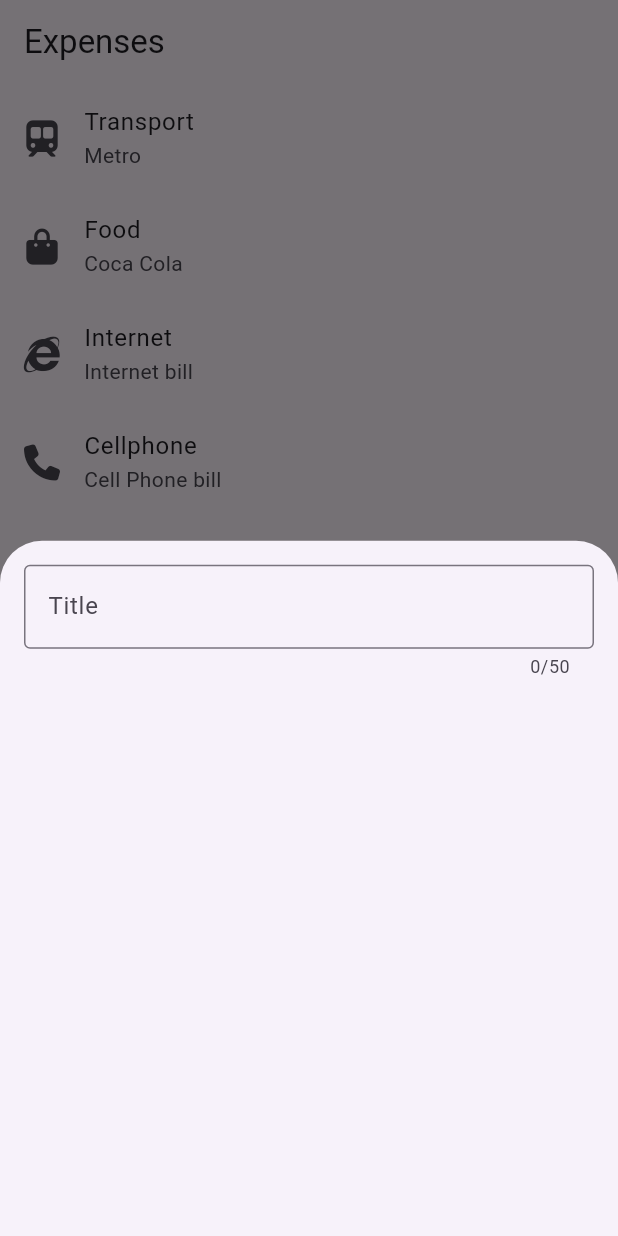
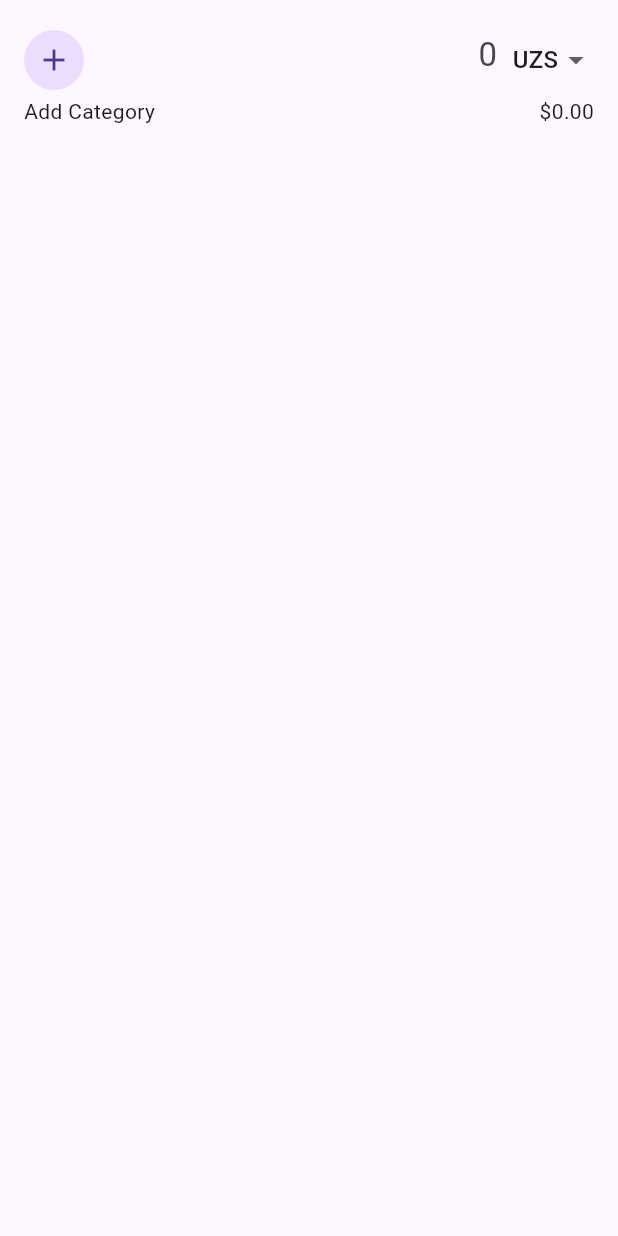
Before and after one commit to IlyasMukatdisov/expense_tracker, a Flutter app: the screen it shows after launch, after a tap on the "add" icon, on a phone screen of 412 x 824 dp. Run offline on Flutter 3.47's test engine with Material 2 defaults, Android fonts, the phone set to English and light mode, and no system bars; our stand-ins replace font_awesome_flutter.

Commit message:
added fields to newExpense

```diff
--- a/lib/features/expense/presentation/pages/expense_page.dart
+++ b/lib/features/expense/presentation/pages/expense_page.dart
@@ -4,14 +4,14 @@ import 'package:expense_tracker/features/expense/presentation/widgets/new_expens
 import 'package:flutter/material.dart';
 import 'package:font_awesome_flutter/font_awesome_flutter.dart';
 
-class ExpensePage extends StatefulWidget {
-  const ExpensePage({super.key});
+class ExpensesPage extends StatefulWidget {
+  const ExpensesPage({super.key});
 
   @override
-  State<ExpensePage> createState() => _ExpensePageState();
+  State<ExpensesPage> createState() => _ExpensesPageState();
 }
 
-class _ExpensePageState extends State<ExpensePage> {
+class _ExpensesPageState extends State<ExpensesPage> {
   final List<Expense> _expenses = [
     Expense(
       icon: FontAwesomeIcons.trainSubway,
@@ -50,15 +50,6 @@ class _ExpensePageState extends State<ExpensePage> {
     ),
   ];
 
-  void _openAddExpenseOverlay() {
-    showModalBottomSheet(
-      context: context,
-      builder: (ctx) {
-        return const NewExpense();
-      },
-    );
-  }
-
   @override
   Widget build(BuildContext contexts) {
     return Scaffold(
@@ -67,7 +58,13 @@ class _ExpensePageState extends State<ExpensePage> {
       ),
       body: ExpenseList(expenses: _expenses),
       floatingActionButton: FloatingActionButton(
-        onPressed: _openAddExpenseOverlay,
+        onPressed: () {
+          Navigator.of(context).push(
+            MaterialPageRoute(
+              builder: (context) => const NewExpense(),
+            ),
+          );
+        },
         child: const Icon(Icons.add),
       ),
     );
--- /dev/null
+++ b/lib/features/expense/presentation/widgets/expense_category_list.dart
@@ -0,0 +1,10 @@
+import 'package:flutter/material.dart';
+
+class ExpenseCategoryList extends StatelessWidget {
+  const ExpenseCategoryList({super.key});
+
+  @override
+  Widget build(BuildContext context) {
+    return const Placeholder();
+  }
+}
--- a/lib/features/expense/presentation/widgets/new_expense.dart
+++ b/lib/features/expense/presentation/widgets/new_expense.dart
@@ -1,6 +1,5 @@
-import 'dart:async';
-
 import 'package:expense_tracker/core/utils/utils.dart';
+import 'package:expense_tracker/features/expense/domain/entity/expense.dart';
 import 'package:flutter/material.dart';
 
 class NewExpense extends StatefulWidget {
@@ -11,20 +10,30 @@ class NewExpense extends StatefulWidget {
 }
 
 class _NewExpenseState extends State<NewExpense> {
-
-  late TextEditingController _titleController;
+  final exchangeRate = 1 / 11400;
+  late TextEditingController _amountController;
+  ExpenseCategory? category;
+  double? dollarAmount = 0.0;
 
   final _debouncer = Debouncer(milliseconds: 1000);
 
   @override
   initState() {
-    _titleController = TextEditingController();
-    _titleController.addListener(
+    _amountController = TextEditingController();
+    _amountController.addListener(
       () {
         _debouncer.run(
           () {
             debugPrint(
-              _titleController.text,
+              _amountController.text,
+            );
+            setState(
+              () {
+                final amount = double.tryParse(_amountController.text.trim());
+                amount != null
+                    ? dollarAmount = amount * exchangeRate
+                    : dollarAmount = null;
+              },
             );
           },
         );
@@ -35,26 +44,84 @@ class _NewExpenseState extends State<NewExpense> {
 
   @override
   dispose() {
-    _titleController.dispose();
+    _amountController.dispose();
     super.dispose();
+  }
+
+  void _openAddCategoryOverlay() {
+    showModalBottomSheet(
+      context: context,
+      builder: (ctx) {
+        return const Text('Test');
+      },
+    );
   }
 
   @override
   Widget build(BuildContext context) {
-    return Padding(
+    return Scaffold(
+      body: Padding(
         padding: const EdgeInsets.all(16.0),
         child: Column(
           children: [
-          TextField(
-            maxLength: 50,
-            controller: _titleController,
+            Row(
+              mainAxisAlignment: MainAxisAlignment.spaceBetween,
+              crossAxisAlignment: CrossAxisAlignment.center,
+              children: [
+                CircleAvatar(
+                  child: IconButton(
+                    icon: const Icon(Icons.add),
+                    onPressed: _openAddCategoryOverlay,
+                  ),
+                ),
+                Expanded(
+                  child: SizedBox(
+                    height: 48,
+                    child: TextField(
+                      textAlign: TextAlign.end,
+                      style: const TextStyle(fontSize: 22),
+                      controller: _amountController,
+                      keyboardType: const TextInputType.numberWithOptions(),
                       decoration: const InputDecoration(
-              labelText: 'Title',
-              border: OutlineInputBorder(),
+                        isDense: true,
+                        hintText: '0',
+                        border: InputBorder.none,
+                      ),
+                    ),
+                  ),
+                ),
+                Padding(
+                  padding: const EdgeInsets.only(
+                    left: 10,
+                  ),
+                  child: DropdownButtonHideUnderline(
+                    child: DropdownButton(
+                      borderRadius: BorderRadius.circular(10),
+                      items: const [
+                        DropdownMenuItem(
+                          child: Text('UZS'),
+                        ),
+                      ],
+                      onChanged: (value) {},
+                    ),
                   ),
                 ),
               ],
             ),
+            Row(
+              mainAxisAlignment: MainAxisAlignment.spaceBetween,
+              children: [
+                Text(category == null ? 'Add Category' : ''),
+                Text(
+                  dollarAmount != null
+                      ? '\$${dollarAmount?.toStringAsFixed(2)}'
+                      : '',
+                ),
+              ],
+            ),
+          ],
+        ),
+      ),
     );
   }
 }
--- a/lib/main.dart
+++ b/lib/main.dart
@@ -16,7 +16,7 @@ class MyApp extends StatelessWidget {
         primarySwatch: Colors.blue,
         useMaterial3: true,
       ),
-      home: const ExpensePage(),
+      home: const ExpensesPage(),
     );
   }
 }
```
Lines whose indentation alone changed are shown as unchanged.
